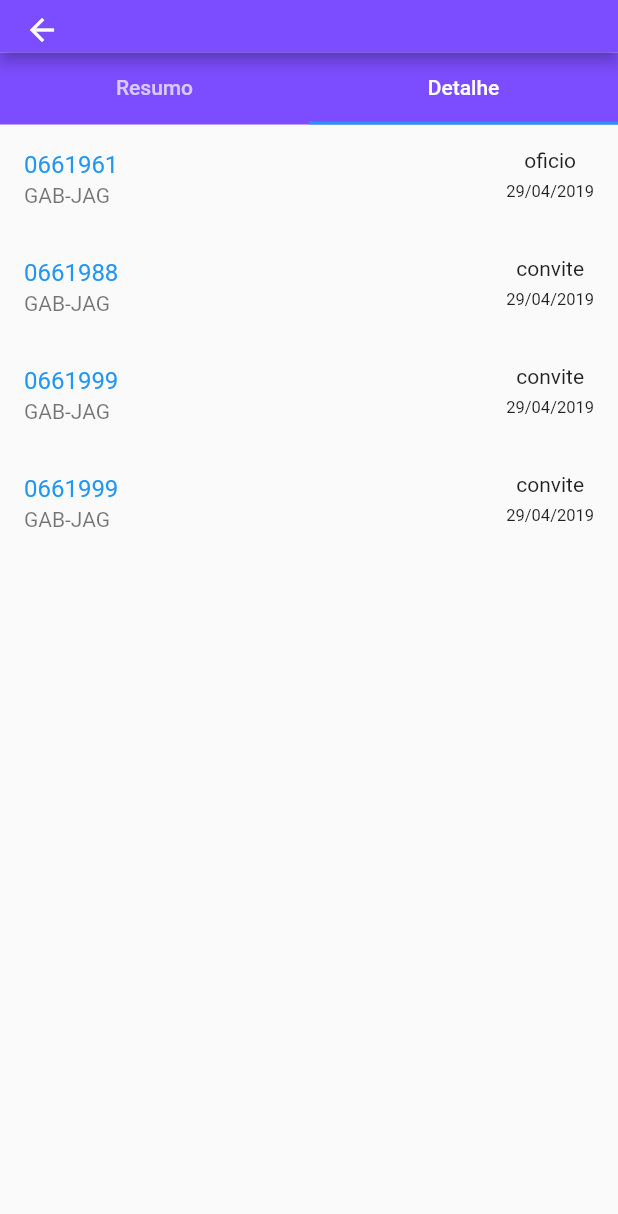
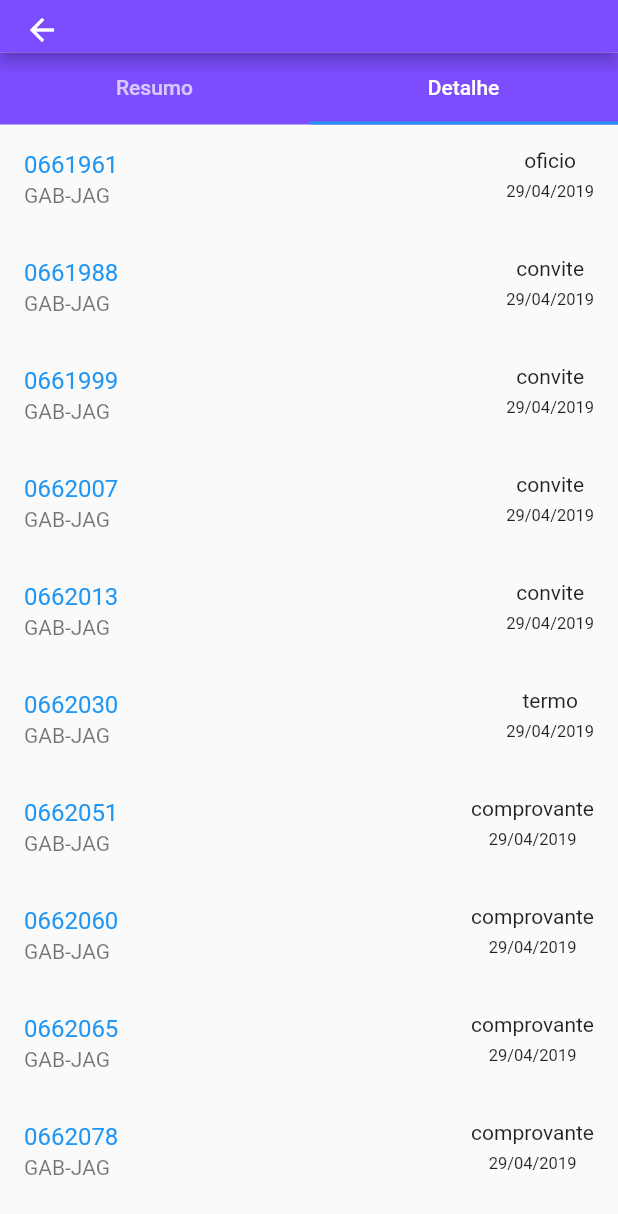
Before and after one commit to DennisVerissimo/webscraper_sei, a Flutter app: the ResumoProcesso screen opened directly, tab 2 chosen, on a phone screen of 412 x 824 dp. Shown: the top 1214 px of the screen. Run offline on Flutter 3.47's test engine with Material 2 defaults, Android fonts, the phone set to English and light mode, and no system bars.

Commit message:
algumas alterações tela meus processos e resumo processo

```diff
--- a/scrap_sei/lib/ui/meus_processos.dart
+++ b/scrap_sei/lib/ui/meus_processos.dart
@@ -60,15 +60,20 @@ class _MeusProcessosState extends State<MeusProcessos> {
                 key: Key(DateTime.now().millisecondsSinceEpoch.toString()),
                 background: Container(
                   color: Colors.red,
+                  child: Align(
+                    alignment: Alignment(-0.9, 0.0),
+                    child: Icon(
+                      Icons.delete, color: Colors.white,
+                    ),
+                  ),
                 ),
                 direction: DismissDirection.startToEnd,
                 child: ListTile(
                   trailing: Column(
                     children: <Widget>[
                          Container(
-                          height: 32,
-                          child: Icon(Icons.notifications_active, size: 15, color: Colors.green,),
-                        ),
+                             height: 32,
+                             child: Icon(Icons.notifications_active, size: 15, color: Colors.green,)),
                       Text("21/05/2019", style: TextStyle(fontSize: 12),),
                     ],
                   ) ,
@@ -79,12 +84,16 @@ class _MeusProcessosState extends State<MeusProcessos> {
                 ),
               ),
 
-
-
               Dismissible(
                 key: Key(DateTime.now().millisecondsSinceEpoch.toString()),
                 background: Container(
                   color: Colors.red,
+                  child: Align(
+                    alignment: Alignment(-0.9, 0.0),
+                    child: Icon(
+                      Icons.delete, color: Colors.white,
+                    ),
+                  ),
                 ),
                 direction: DismissDirection.startToEnd,
                 child: ListTile(
@@ -104,11 +113,16 @@ class _MeusProcessosState extends State<MeusProcessos> {
                 ),
               ),
 
-
               Dismissible(
                 key: Key(DateTime.now().millisecondsSinceEpoch.toString()),
                 background: Container(
                   color: Colors.red,
+                  child: Align(
+                    alignment: Alignment(-0.9, 0.0),
+                    child: Icon(
+                      Icons.delete, color: Colors.white,
+                    ),
+                  ),
                 ),
                 direction: DismissDirection.startToEnd,
                 child: ListTile(
--- a/scrap_sei/lib/ui/resumo_processo.dart
+++ b/scrap_sei/lib/ui/resumo_processo.dart
@@ -72,21 +72,69 @@ class _ResumoProcessoState extends State<ResumoProcesso> {
       "tipo": 'convite',
       "data_registro": "29/04/2019",
       "unidade": 'GAB-JAG',
-      "link": 'https://sei.ifce.edu.br/sei/modulos/pesquisa/md_pesq_documento_consulta_externa.php?RkR_pcJjZVlGubyMvqtHr3aWiFYqB9yUArU3co5SFAMpRlEE9OieWzHrSRz4cm4RV5NbgieVOW7J5rg2ZVhv7-8-QEANephkN_m57ISXpbr8K3UM6q237LiMT6qQWA6e'
+      "link": 'https://sei.ifce.edu.br/sei/modulos/pesquisa/md_pesq_documento_consulta_externa.php?RkR_pcJjZVlGubyMvqtHr3aWiFYqB9yUArU3co5SFANrZBzylfLFNsY9fr2YBRpJGN8GcvVN3GFbi6IedEsH5axofjYQ9Tf6Sto9DuSJc_aZIRjYiH-F5psoUNSTKgfM'
     },
     {
       "documento": '0661999',
       "tipo": 'convite',
       "data_registro": "29/04/2019",
       "unidade": 'GAB-JAG',
-      "link": 'https://sei.ifce.edu.br/sei/modulos/pesquisa/md_pesq_documento_consulta_externa.php?RkR_pcJjZVlGubyMvqtHr3aWiFYqB9yUArU3co5SFAMpRlEE9OieWzHrSRz4cm4RV5NbgieVOW7J5rg2ZVhv7-8-QEANephkN_m57ISXpbr8K3UM6q237LiMT6qQWA6e'
+      "link": 'https://sei.ifce.edu.br/sei/modulos/pesquisa/md_pesq_documento_consulta_externa.php?RkR_pcJjZVlGubyMvqtHr3aWiFYqB9yUArU3co5SFANrZBzylfLFNsY9fr2YBRpJGN8GcvVN3GFbi6IedEsH5axofjYQ9Tf6Sto9DuSJc_aZIRjYiH-F5psoUNSTKgfM'
     },
     {
-      "documento": '0661999',
+      "documento": '0662007',
       "tipo": 'convite',
       "data_registro": "29/04/2019",
       "unidade": 'GAB-JAG',
-      "link": 'https://sei.ifce.edu.br/sei/modulos/pesquisa/md_pesq_documento_consulta_externa.php?RkR_pcJjZVlGubyMvqtHr3aWiFYqB9yUArU3co5SFAMpRlEE9OieWzHrSRz4cm4RV5NbgieVOW7J5rg2ZVhv7-8-QEANephkN_m57ISXpbr8K3UM6q237LiMT6qQWA6e'
+      "link": 'https://sei.ifce.edu.br/sei/modulos/pesquisa/md_pesq_documento_consulta_externa.php?RkR_pcJjZVlGubyMvqtHr3aWiFYqB9yUArU3co5SFAMpnnte7A9hmClaUwk03lvdcekSAU8SJaFFCG_F5e222_JPC-RC6F-t7Z086W0LseIIZffE4EomvoVymTlbDqUR'
+
+    },
+    {
+      "documento": '0662013',
+      "tipo": 'convite',
+      "data_registro": "29/04/2019",
+      "unidade": 'GAB-JAG',
+      "link": 'https://sei.ifce.edu.br/sei/modulos/pesquisa/md_pesq_documento_consulta_externa.php?RkR_pcJjZVlGubyMvqtHr3aWiFYqB9yUArU3co5SFAPjwIR21a4cKyiN3FAJ1H6T8eM1XN8ojah7J61tuWur5NSHKONFkx0mQHPpDD0p5EML08eZiMHB2pXdwP7ZCVY_'
+
+    },
+    {
+      "documento": '0662030',
+      "tipo": 'termo',
+      "data_registro": "29/04/2019",
+      "unidade": 'GAB-JAG',
+      "link": 'https://sei.ifce.edu.br/sei/modulos/pesquisa/md_pesq_documento_consulta_externa.php?RkR_pcJjZVlGubyMvqtHr3aWiFYqB9yUArU3co5SFAN6wn4Av9rFx7IYovkJZqJzjQ_GKbRhCGit8HLDHLIu8vPsnJOzgIqYcgtFUQzp4d_SUWsVLd52d8_RV1nbPtaZ'
+
+    },
+    {
+      "documento": '0662051',
+      "tipo": 'comprovante',
+      "data_registro": "29/04/2019",
+      "unidade": 'GAB-JAG',
+      "link": 'https://sei.ifce.edu.br/sei/modulos/pesquisa/md_pesq_documento_consulta_externa.php?RkR_pcJjZVlGubyMvqtHr3aWiFYqB9yUArU3co5SFAOEzVCo7IJf-S5QPxfI39H50kqPdickxEuC9a28JNe3k1WUlDmkoOWytQIi6whbvVMNM1zYomrep1yJDKsSdr7P'
+
+    },
+    {
+      "documento": '0662060',
+      "tipo": 'comprovante',
+      "data_registro": "29/04/2019",
+      "unidade": 'GAB-JAG',
+      "link": 'https://sei.ifce.edu.br/sei/modulos/pesquisa/md_pesq_documento_consulta_externa.php?RkR_pcJjZVlGubyMvqtHr3aWiFYqB9yUArU3co5SFAP4563v5OZu7K2uAnia8C2q6RXvYZZ8_ksgsorT9WXIuEDJggEGuvBevATuRik3ZJiCJPDcRuFZnTxPq63L6Vkr'
+
+    },
+    {
+      "documento": '0662065',
+      "tipo": 'comprovante',
+      "data_registro": "29/04/2019",
+      "unidade": 'GAB-JAG',
+      "link": 'https://sei.ifce.edu.br/sei/modulos/pesquisa/md_pesq_documento_consulta_externa.php?RkR_pcJjZVlGubyMvqtHr3aWiFYqB9yUArU3co5SFAPEwEZ28WFHL2YaeBqB1txGg0T1T5jFXj4f8fKdYvde7rexgOQhPCEWZtF0uOOUMc3k5GoDFgdfhEe3ZbW8t4qM'
+
+    },
+    {
+      "documento": '0662078',
+      "tipo": 'comprovante',
+      "data_registro": "29/04/2019",
+      "unidade": 'GAB-JAG',
+      "link": 'https://sei.ifce.edu.br/sei/modulos/pesquisa/md_pesq_documento_consulta_externa.php?RkR_pcJjZVlGubyMvqtHr3aWiFYqB9yUArU3co5SFAOHD2Gw0DXT0Uvbo5vs9RZaiSsKjGYwp4TOMC9Q-wDPrA6qddkELM8LxLfLaLUO1qZaQX_foPBnzYwMGXbyiYOT'
 
     },
 
```
